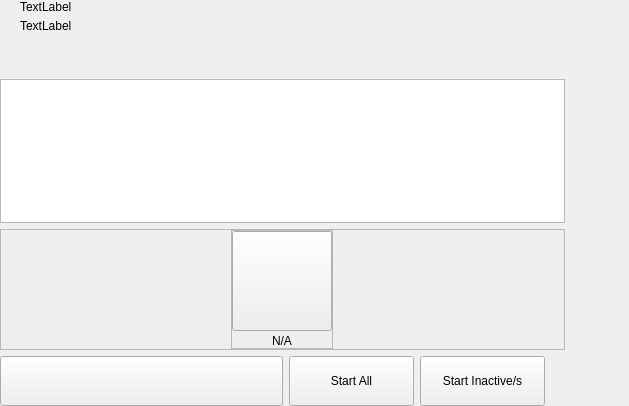
Before: the Qt Designer form src/qt/pny/forms/masternodeswidget.ui in decenomy/PNY, drawn with Qt 5.
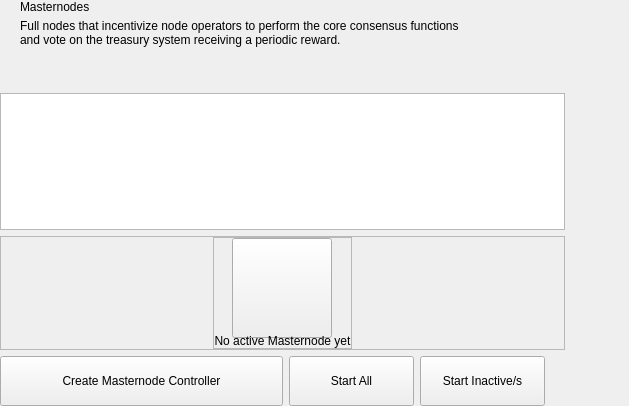
After: the same form once the commit is applied. Custom widgets are drawn as their Qt base class.

```diff
--- a/src/qt/pny/forms/masternodeswidget.ui
+++ b/src/qt/pny/forms/masternodeswidget.ui
@@ -65,14 +65,15 @@
             <item>
              <widget class="QLabel" name="labelTitle">
               <property name="text">
-               <string>TextLabel</string>
+               <string>Masternodes</string>
               </property>
              </widget>
             </item>
             <item alignment="Qt::AlignTop">
              <widget class="QLabel" name="labelSubtitle1">
               <property name="text">
-               <string>TextLabel</string>
+               <string>Full nodes that incentivize node operators to perform the core consensus functions
+and vote on the treasury system receiving a periodic reward.</string>
               </property>
              </widget>
             </item>
@@ -226,7 +227,7 @@
                  <string notr="true"/>
                 </property>
                 <property name="text">
-                 <string>N/A</string>
+                 <string>No active Masternode yet</string>
                 </property>
                 <property name="alignment">
                  <set>Qt::AlignCenter</set>
@@ -278,7 +279,7 @@
              <enum>Qt::NoFocus</enum>
             </property>
             <property name="text">
-             <string/>
+             <string>Create Masternode Controller</string>
             </property>
            </widget>
           </item>
```
